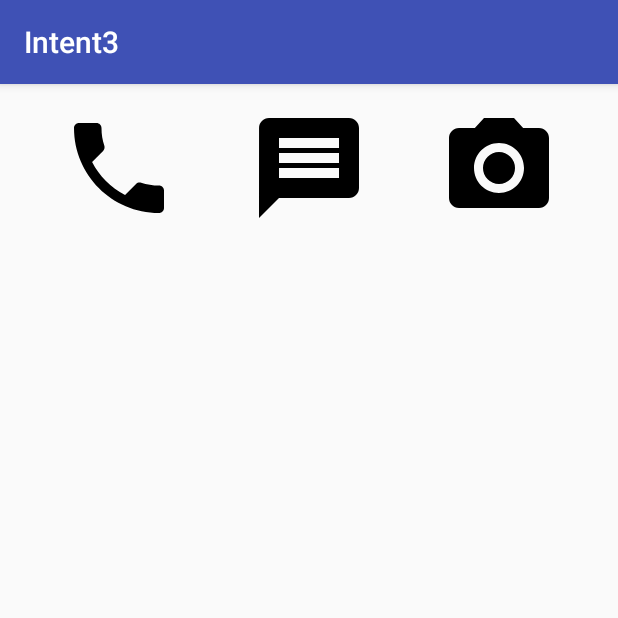
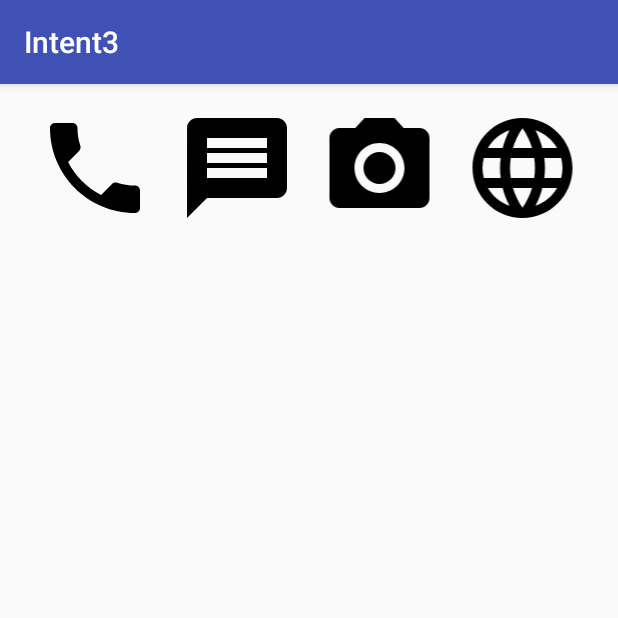
Before and after one commit to salsasavira/Intent3, an Android app: the screen it shows after launch (MainActivity), on a phone screen of 412 x 824 dp, the top half of it. Run offline under Robolectric (Android 15) with nearby library versions, the phone set to English and light mode, and no system bars.

```diff
--- a/app/src/main/res/layout/activity_main.xml
+++ b/app/src/main/res/layout/activity_main.xml
@@ -31,5 +31,11 @@
         android:layout_weight="1"
         android:src="@drawable/ic_camera_alt_black_24dp" />
 
-    E:\HalloApp\Intent3\app\src\main\res\layout\activity_main.xml
+    <ImageView
+        android:id="@+id/imageViewBrowser"
+        android:layout_width="80dp"
+        android:layout_height="80dp"
+        android:layout_weight="1"
+        android:src="@drawable/ic_language_black_24dp" />
+
 </LinearLayout>
```
Also changed, not shown: app/src/main/java/id/sch/smktelkom_mlg/learn/intent3/MainActivity.java (+16 -0 lines).
